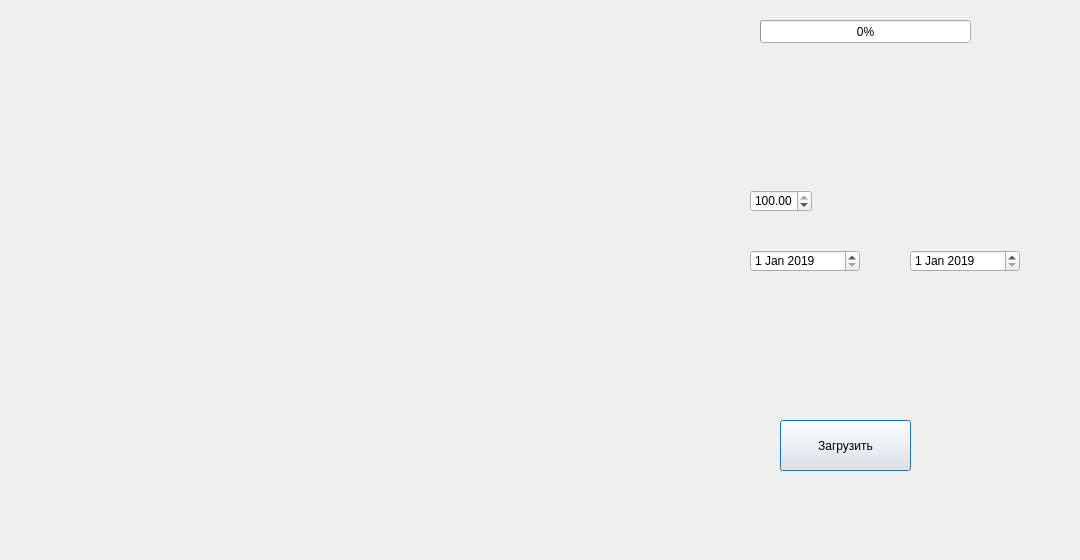
Old version of the form change_detector/UserInterface/ui_files/product_download_dialog.ui in the repository MoonlightEnjoyer/ChangeDetectionPlugin.
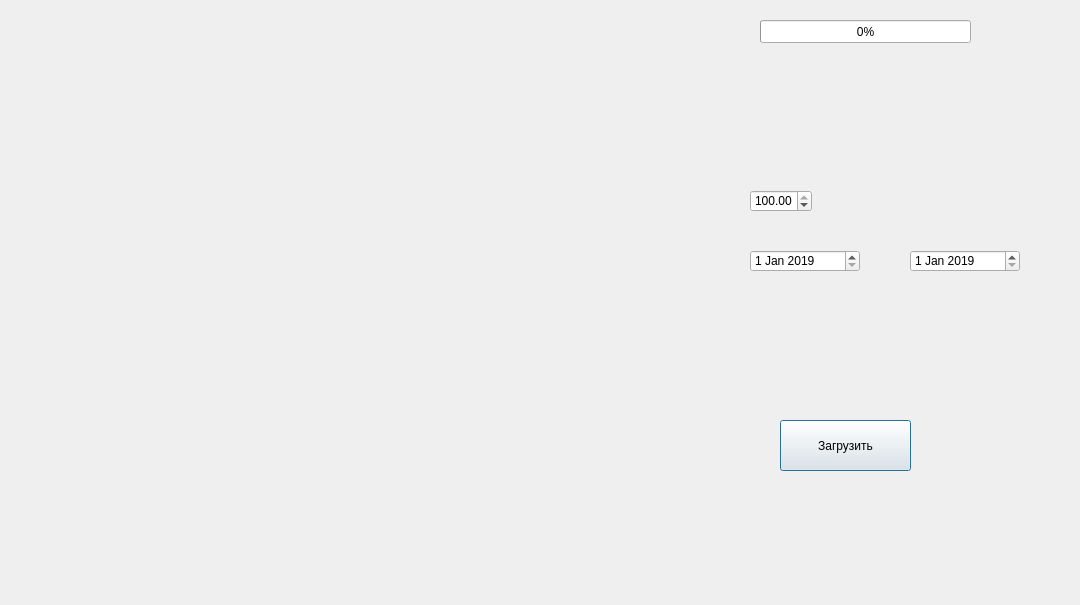
New version of the form.

What changed in the file:
```diff
--- a/change_detector/UserInterface/ui_files/product_download_dialog.ui
+++ b/change_detector/UserInterface/ui_files/product_download_dialog.ui
@@ -7,7 +7,7 @@
     <x>0</x>
     <y>0</y>
     <width>1080</width>
-    <height>560</height>
+    <height>605</height>
    </rect>
   </property>
   <property name="windowTitle">
@@ -19,7 +19,7 @@
      <x>20</x>
      <y>20</y>
      <width>600</width>
-     <height>492</height>
+     <height>552</height>
     </rect>
    </property>
    <property name="text">
```
